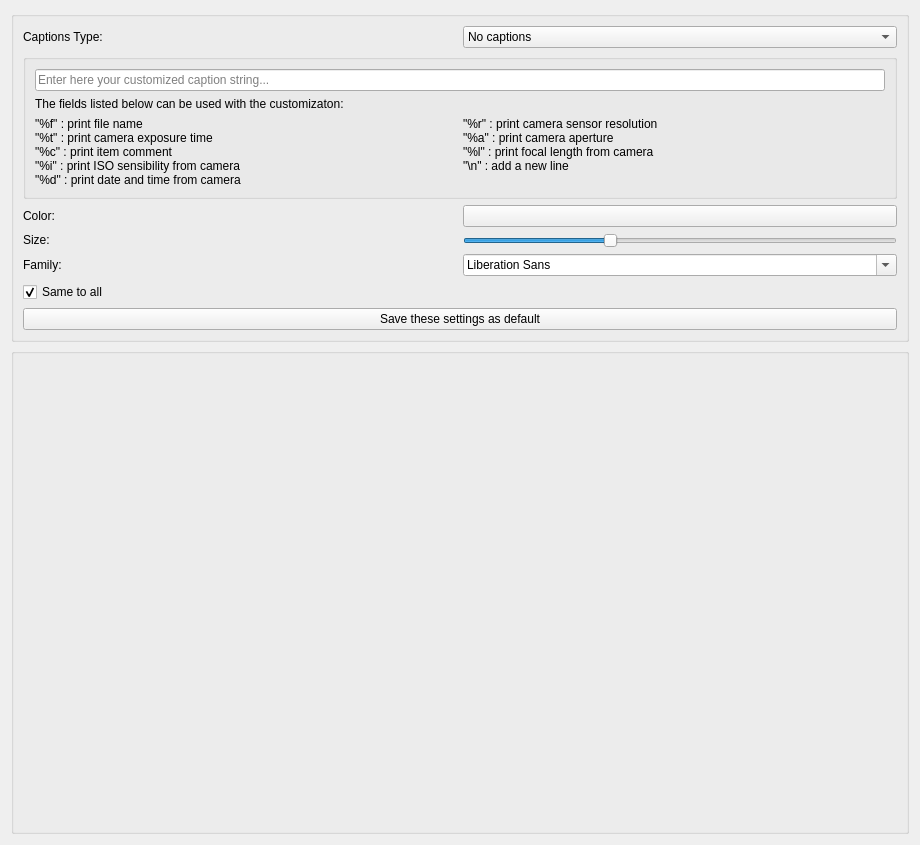
This is utilities/assistants/printcreator/ui/advprintcaptionpage.ui in KDE/digikam as Qt 5 draws it before an edit. The edited form follows.
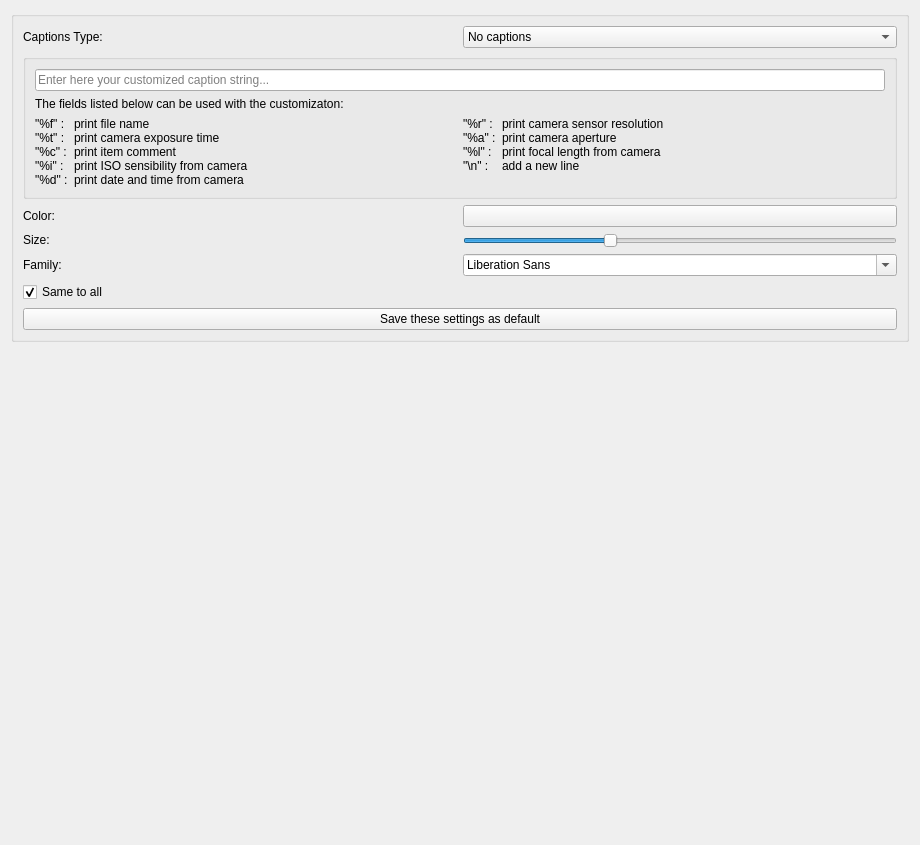
This is the edited form. Custom widgets are drawn as their Qt base class.

Commit message: show caption contents on items list view

What changed in the file:
```diff
--- a/utilities/assistants/printcreator/ui/advprintcaptionpage.ui
+++ b/utilities/assistants/printcreator/ui/advprintcaptionpage.ui
@@ -17,6 +17,22 @@
    </sizepolicy>
   </property>
   <layout class="QGridLayout" name="gridLayout">
+   <item row="2" column="0">
+    <widget class="QWidget" name="mPrintList" native="true">
+     <property name="sizePolicy">
+      <sizepolicy hsizetype="Expanding" vsizetype="Expanding">
+       <horstretch>0</horstretch>
+       <verstretch>0</verstretch>
+      </sizepolicy>
+     </property>
+     <property name="minimumSize">
+      <size>
+       <width>0</width>
+       <height>0</height>
+      </size>
+     </property>
+    </widget>
+   </item>
    <item row="1" column="0">
     <widget class="QGroupBox" name="groupBox_3">
      <property name="title">
@@ -64,12 +80,12 @@
               </item>
               <item>
                <property name="text">
-                <string>Comments</string>
+                <string>Item comments</string>
                </property>
               </item>
               <item>
                <property name="text">
-                <string>Free</string>
+                <string>Custom format</string>
                </property>
               </item>
              </widget>
@@ -85,45 +101,62 @@
               </property>
               <layout class="QVBoxLayout" name="verticalLayout_4">
                <item>
-                <layout class="QGridLayout" name="gridLayout_2">
-                 <item row="3" column="0">
-                  <widget class="QLabel" name="label">
-                   <property name="text">
-                    <string>&quot;%f&quot; : print file name
-&quot;%t&quot; : print camera exposure time
-&quot;%c&quot; : print item comment
-&quot;%i&quot; : print ISO sensibility from camera
-&quot;%d&quot; : print date and time from camera</string>
-                   </property>
-                   <property name="alignment">
-                    <set>Qt::AlignLeading|Qt::AlignLeft|Qt::AlignTop</set>
-                   </property>
-                  </widget>
-                 </item>
+                <layout class="QGridLayout" name="gridLayout_2" columnstretch="0,10,0,10">
                  <item row="3" column="1">
                   <widget class="QLabel" name="label_5">
                    <property name="text">
-                    <string>&quot;%r&quot; : print camera sensor resolution
-&quot;%a&quot; : print camera aperture
-&quot;%l&quot; : print focal length from camera
-&quot;\n&quot; : add a new line</string>
+                    <string>print file name
+print camera exposure time
+print item comment
+print ISO sensibility from camera
+print date and time from camera</string>
                    </property>
                    <property name="alignment">
                     <set>Qt::AlignLeading|Qt::AlignLeft|Qt::AlignTop</set>
                    </property>
                   </widget>
                  </item>
-                 <item row="2" column="0" colspan="2">
-                  <widget class="QLabel" name="m_free_label">
+                 <item row="3" column="2">
+                  <widget class="QLabel" name="label_6">
                    <property name="text">
-                    <string>The fields listed below can be used with the customizaton:</string>
+                    <string>&quot;%r&quot; :
+&quot;%a&quot; :
+&quot;%l&quot; :
+&quot;\n&quot; :</string>
                    </property>
                    <property name="alignment">
                     <set>Qt::AlignLeading|Qt::AlignLeft|Qt::AlignTop</set>
                    </property>
                   </widget>
                  </item>
-                 <item row="1" column="0" colspan="2">
+                 <item row="3" column="0">
+                  <widget class="QLabel" name="label">
+                   <property name="text">
+                    <string>&quot;%f&quot; :
+&quot;%t&quot; :
+&quot;%c&quot; :
+&quot;%i&quot; :
+&quot;%d&quot; :</string>
+                   </property>
+                   <property name="alignment">
+                    <set>Qt::AlignLeading|Qt::AlignLeft|Qt::AlignTop</set>
+                   </property>
+                  </widget>
+                 </item>
+                 <item row="3" column="3">
+                  <widget class="QLabel" name="label_7">
+                   <property name="text">
+                    <string>print camera sensor resolution
+print camera aperture
+print focal length from camera
+add a new line</string>
+                   </property>
+                   <property name="alignment">
+                    <set>Qt::AlignLeading|Qt::AlignLeft|Qt::AlignTop</set>
+                   </property>
+                  </widget>
+                 </item>
+                 <item row="1" column="0" colspan="4">
                   <widget class="QLineEdit" name="m_FreeCaptionFormat">
                    <property name="enabled">
                     <bool>true</bool>
@@ -139,6 +172,16 @@
                    </property>
                   </widget>
                  </item>
+                 <item row="2" column="0" colspan="4">
+                  <widget class="QLabel" name="m_free_label">
+                   <property name="text">
+                    <string>The fields listed below can be used with the customizaton:</string>
+                   </property>
+                   <property name="alignment">
+                    <set>Qt::AlignLeading|Qt::AlignLeft|Qt::AlignTop</set>
+                   </property>
+                  </widget>
+                 </item>
                 </layout>
                </item>
               </layout>
@@ -266,37 +309,6 @@
      </layout>
     </widget>
    </item>
-   <item row="2" column="0">
-    <widget class="QGroupBox" name="groupBox_2">
-     <property name="minimumSize">
-      <size>
-       <width>200</width>
-       <height>240</height>
-      </size>
-     </property>
-     <property name="title">
-      <string/>
-     </property>
-     <layout class="QVBoxLayout" name="verticalLayout_7">
-      <item>
-       <widget class="QWidget" name="mPrintList" native="true">
-        <property name="sizePolicy">
-         <sizepolicy hsizetype="Expanding" vsizetype="Expanding">
-          <horstretch>0</horstretch>
-          <verstretch>0</verstretch>
-         </sizepolicy>
-        </property>
-        <property name="minimumSize">
-         <size>
-          <width>0</width>
-          <height>0</height>
-         </size>
-        </property>
-       </widget>
-      </item>
-     </layout>
-    </widget>
-   </item>
   </layout>
  </widget>
  <customwidgets>
```
The commit also changes 2 other files.
